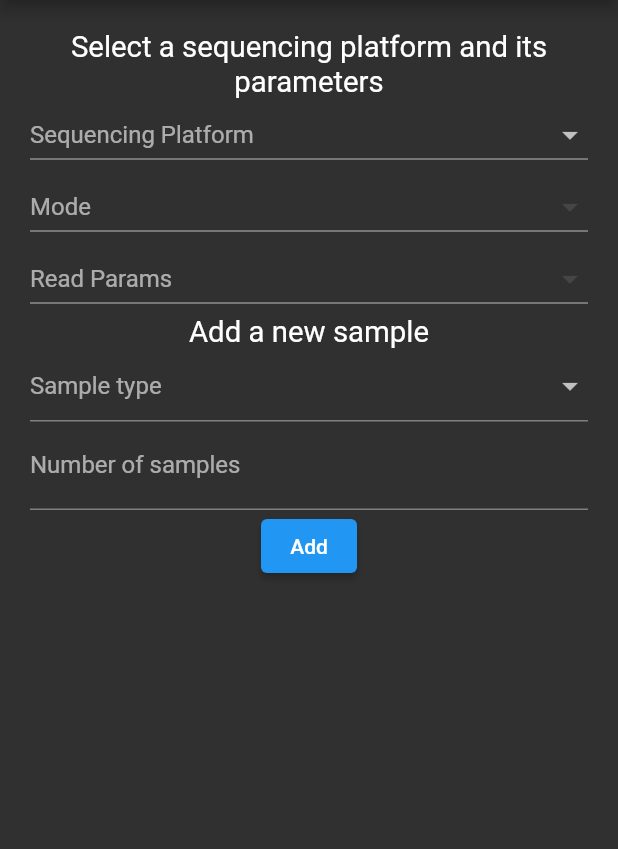
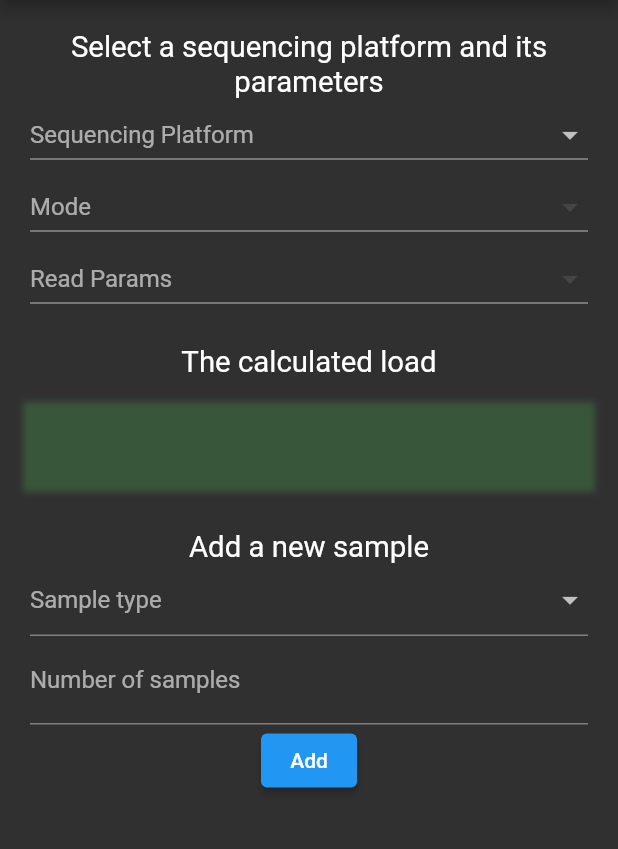
Before and after one commit to vogdb/ngs-run-calculator-flutter, a Flutter app: the screen it shows after launch, on a phone screen of 412 x 824 dp, the part 84-933 px from its top. Run offline on Flutter 3.47's test engine with Material 2 defaults, Android fonts, the phone set to English and light mode, and no system bars.

Commit message:
Implement SampleLoadBar

```diff
--- a/lib/main.dart
+++ b/lib/main.dart
@@ -3,6 +3,7 @@ import 'package:flutter/material.dart';
 import './models/seq_platform.dart';
 import './models/samples.dart';
 import './widgets/seq_platform.dart';
+import './widgets/sample_load_bar.dart';
 import './widgets/add_sample.dart';
 
 void main() {
@@ -16,21 +17,19 @@ class CalculatorApp extends StatelessWidget {
   Widget build(BuildContext context) {
     return MultiProvider(
         providers: [
-          ChangeNotifierProvider<SelectedSeqPlatform>(
-              create: (context) => SelectedSeqPlatform()),
-          ChangeNotifierProvider<SelectedSamples>(
-              create: (context) => SelectedSamples()),
+          ChangeNotifierProvider<SelectedSeqPlatform>(create: (context) => SelectedSeqPlatform()),
+          ChangeNotifierProvider<SelectedSamples>(create: (context) => SelectedSamples()),
         ],
         child: MaterialApp(
           title: 'NGS Run Calculator',
-          theme: ThemeData(
-              brightness: Brightness.dark, primaryColor: Colors.blueGrey),
+          theme: ThemeData(brightness: Brightness.dark, primaryColor: Colors.blueGrey),
           home: Scaffold(
             appBar: AppBar(title: const Text('NGS Run Calculator')),
             body: ListView(
               padding: const EdgeInsets.all(20),
               children: const <Widget>[
                 SelectSeqPlatform(),
+                SampleLoadBar(),
                 AddSample(),
               ],
             ),
--- a/lib/models/BP.dart
+++ b/lib/models/BP.dart
@@ -49,7 +49,7 @@ class BP {
     return ((toPercent * roundTo2Decimal * valueBP / bp.valueBP) / roundTo2Decimal).round();
   }
 
-  String toOriginalString() {
+  String toString() {
     return value.toString() + ' ' + prefix.toUpperCase() + 'bp';
   }
 
@@ -67,6 +67,6 @@ class BP {
         return '$optimalValue ${prefixF.key}bp';
       }
     }
-    throw BpException('Could not find the optimal BP string for $valueBP, ' + toOriginalString());
+    throw BpException('Could not find the optimal BP string for $valueBP, ' + toString());
   }
 }
--- a/lib/models/samples.dart
+++ b/lib/models/samples.dart
@@ -1,5 +1,6 @@
 import 'dart:collection';
 import 'dart:convert' show json;
+import 'package:flutter/material.dart' show Color;
 import 'package:flutter/foundation.dart';
 
 import 'BP.dart';
@@ -20,13 +21,12 @@ class SampleType {
 }
 
 class Sample {
-  int? id;
   String? type;
   int? num;
   int? coverageX;
   int? coverageNumReads;
   BP? size;
-  int? colorHex;
+  late final Color color;
 
   String get coverage {
     var coverage = coverageX != null ? 'x$coverageX' : '';
@@ -34,10 +34,28 @@ class Sample {
   }
 }
 
+const List<Color> _colors = [
+  Color(0xff4281a4),
+  Color(0xffd4b483),
+  Color(0xff48a9a6),
+  Color(0xffc1666b),
+  Color(0xff63a332),
+  Color(0xff995d81),
+  Color(0xfffff07c),
+  Color(0xff87f1ff),
+  Color(0xffffbbff),
+];
+
 class SelectedSamples extends ChangeNotifier with IterableMixin<Sample> {
   final List<Sample> _samples = [];
 
   void add(Sample s) {
+    if (_samples.isEmpty) {
+      s.color = _colors[0];
+    } else {
+      var lastColor = _samples.last.color;
+      s.color = _colors[(_colors.lastIndexOf(lastColor) + 1) % _colors.length];
+    }
     _samples.add(s);
     notifyListeners();
   }
--- a/lib/models/seq_platform.dart
+++ b/lib/models/seq_platform.dart
@@ -1,5 +1,7 @@
 import 'dart:convert' show json;
 import 'package:flutter/foundation.dart';
+
+import 'BP.dart';
 
 List<SeqPlatform> loadSeqPlatformList(jsonText) {
   var jsonData = json.decode(jsonText);
@@ -29,12 +31,12 @@ class SeqPlatformMode {
 class SeqPlatformParams {
   late final int len;
   late final int end;
-  late final String yield;
+  late final BP yield;
 
   SeqPlatformParams.fromJson(Map<String, dynamic> json) {
     len = json['len'];
     end = json['end'];
-    yield = json['yield'];
+    yield = BP(json['yield']);
   }
 }
 
--- a/lib/widgets/add_sample.dart
+++ b/lib/widgets/add_sample.dart
@@ -131,10 +131,13 @@ class _AddSampleState extends State<AddSample> {
           mainAxisSize: MainAxisSize.min,
           mainAxisAlignment: MainAxisAlignment.center,
           children: [
-            Text(
-              'Add a new sample',
-              style: DefaultTextStyle.of(context).style.apply(fontSizeFactor: 1.4),
-              textAlign: TextAlign.center,
+            Padding(
+              padding: const EdgeInsets.only(top: 30),
+              child: Text(
+                'Add a new sample',
+                style: DefaultTextStyle.of(context).style.apply(fontSizeFactor: 1.4),
+                textAlign: TextAlign.center,
+              ),
             ),
             _buildSampleTypeField(),
             _buildSampleNumField(),
--- /dev/null
+++ b/lib/widgets/sample_load_bar.dart
@@ -0,0 +1,95 @@
+import 'package:flutter/material.dart';
+import 'package:ngs_run_calculator/models/samples.dart';
+import 'package:provider/provider.dart';
+
+import '../models/BP.dart';
+import '../models/seq_platform.dart';
+
+BP calcSampleLoad(Sample sample, SeqPlatformParams seqParams) {
+  int loadBP;
+  if (sample.coverageNumReads != null) {
+    loadBP = sample.num! * sample.coverageNumReads! * seqParams.len * seqParams.end;
+  } else if (sample.coverageX != null && sample.size != null) {
+    loadBP = sample.size!.valueBP * sample.num! * sample.coverageX!;
+  } else {
+    throw Exception('Sample load calculation error. Null coverages. Sample: $sample');
+  }
+  return BP('$loadBP bp');
+}
+
+int calcSamplePercent(Sample sample, SeqPlatformParams seqParams) {
+  int loadBP = calcSampleLoad(sample, seqParams).valueBP;
+  double percent = loadBP / seqParams.yield.valueBP;
+  const toPercent = 100;
+  const roundTo2Decimal = 100;
+  // manual rounding to preserve precision
+  double roundedPercent = (toPercent * roundTo2Decimal * percent).round() / roundTo2Decimal;
+  // round here to confirm the function's return type: int. Although `roundedPercent`
+  // is already int but in contained in double type.
+  return roundedPercent.round();
+}
+
+class SampleLoadBar extends StatelessWidget {
+  const SampleLoadBar({Key? key}) : super(key: key);
+
+  Widget _buildSingleColor(int percent, Color color) {
+    return Expanded(
+      flex: percent.round(),
+      child: Container(color: color),
+    );
+  }
+
+  Color _calcBorderColor(Iterable<int> samplesPercents) {
+    var color = Colors.green;
+    if (samplesPercents.isNotEmpty) {
+      var allSamplesPercent = samplesPercents.reduce((v, e) => v + e);
+      if (allSamplesPercent >= 99) {
+        color = Colors.red;
+      } else if (allSamplesPercent >= 80) {
+        color = Colors.orange;
+      }
+    }
+    return color;
+  }
+
+  @override
+  Widget build(BuildContext context) {
+    var selectedSeqPlatform = Provider.of<SelectedSeqPlatform>(context);
+    var selectedSamples = Provider.of<SelectedSamples>(context);
+    var samplesLoads = <Color, int>{};
+    if (selectedSeqPlatform.params != null) {
+      samplesLoads.addAll({
+        for (var s in selectedSamples) s.color: calcSamplePercent(s, selectedSeqPlatform.params!)
+      });
+    }
+    return Column(children: [
+      Padding(
+          padding: const EdgeInsets.only(top: 20, bottom: 20),
+          child: Text('The calculated load',
+              style: DefaultTextStyle.of(context).style.apply(fontSizeFactor: 1.4))),
+      SizedBox(
+          height: 50,
+          child: DecoratedBox(
+              decoration: BoxDecoration(boxShadow: [
+                BoxShadow(
+                  color: _calcBorderColor(samplesLoads.values).withOpacity(0.3),
+                  spreadRadius: 5,
+                  blurRadius: 3,
+                )
+              ]),
+              position: DecorationPosition.background,
+              child: Stack(children: [
+                Row(
+                  crossAxisAlignment: CrossAxisAlignment.stretch,
+                  children: [for (var e in samplesLoads.entries) _buildSingleColor(e.value, e.key)],
+                ),
+                Align(
+                    alignment: Alignment.center,
+                    child: Text(
+                      selectedSeqPlatform.params?.yield.toString() ?? '',
+                      style: const TextStyle(color: Colors.black),
+                    ))
+              ])))
+    ]);
+  }
+}
```
